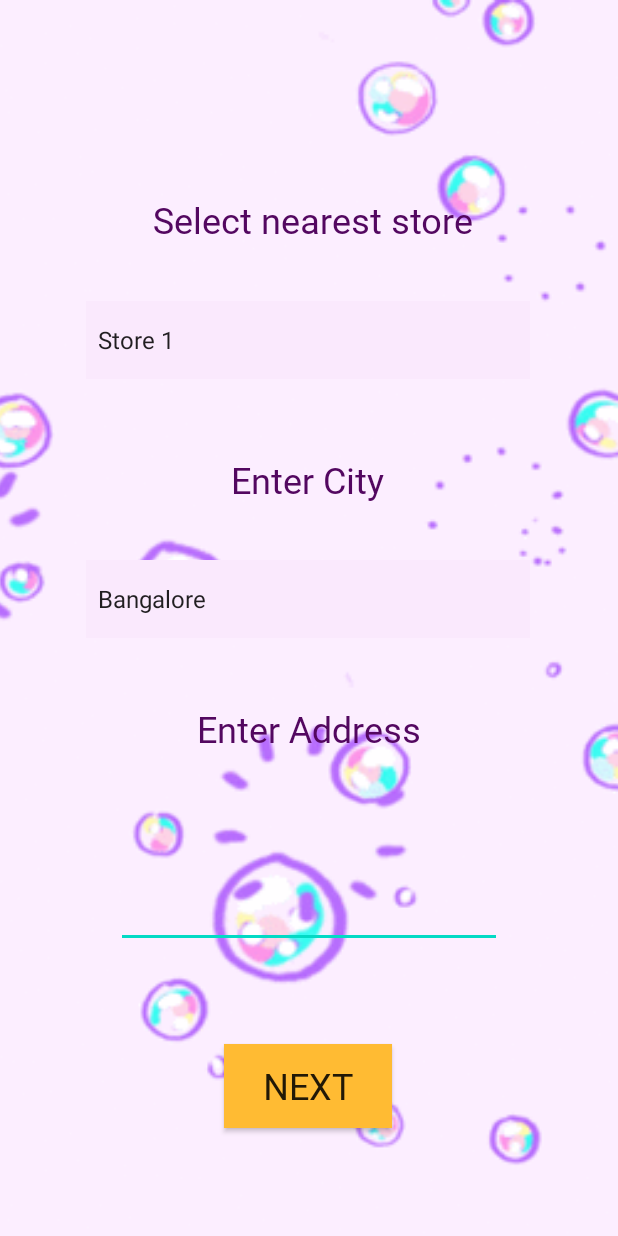
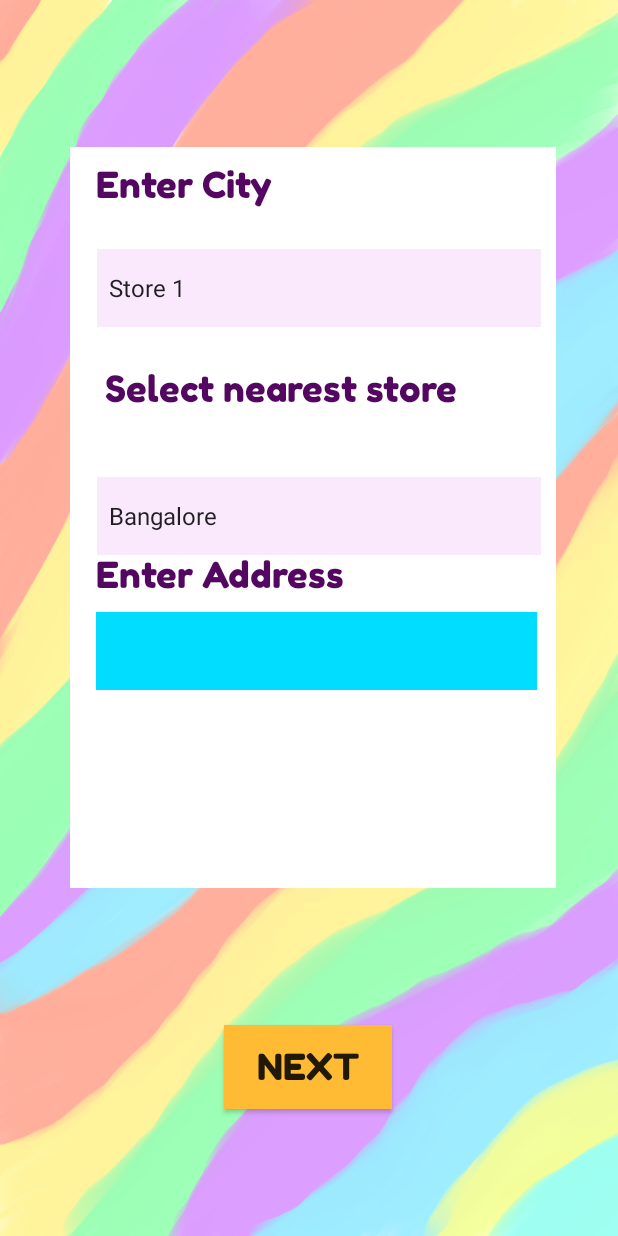
Before and after one commit to Deepanc7/Customice, an Android app: the Delivery screen opened directly, with no data from a screen before it, on a phone screen of 412 x 824 dp. Run offline under Robolectric (Android 15) with nearby library versions, the phone set to English and light mode, and no system bars; Roboto replaces fonts that are not available here.

Commit message:
changed background UI

```diff
--- a/app/src/main/res/layout/activity_delivery.xml
+++ b/app/src/main/res/layout/activity_delivery.xml
@@ -4,14 +4,27 @@
     xmlns:tools="http://schemas.android.com/tools"
     android:layout_width="match_parent"
     android:layout_height="match_parent"
+    android:background="@drawable/store_background"
     tools:context=".Delivery">
+
+    <ImageView
+        android:id="@+id/imageView4"
+        android:layout_width="324dp"
+        android:layout_height="494dp"
+        android:background="@color/white"
+        app:layout_constraintBottom_toBottomOf="parent"
+        app:layout_constraintEnd_toEndOf="parent"
+        app:layout_constraintHorizontal_bias="0.527"
+        app:layout_constraintStart_toStartOf="parent"
+        app:layout_constraintTop_toTopOf="parent"
+        app:layout_constraintVertical_bias="0.297" />
 
     <Button
         android:id="@+id/next_button3"
         android:layout_width="112dp"
         android:layout_height="56dp"
         android:background="@android:color/holo_orange_light"
-        android:fontFamily="@font/barriecito"
+        android:fontFamily="@font/fredoka_one"
         android:onClick="buttonClick"
         android:text="NEXT"
         android:textSize="24sp"
@@ -20,64 +33,49 @@
         app:layout_constraintHorizontal_bias="0.498"
         app:layout_constraintStart_toStartOf="parent"
         app:layout_constraintTop_toTopOf="parent"
-        app:layout_constraintVertical_bias="0.906" />
-
-    <pl.droidsonroids.gif.GifImageView
-        android:id="@+id/gifImageView2"
-        android:layout_width="match_parent"
-        android:layout_height="match_parent"
-        android:scaleType="centerCrop"
-        android:src="@drawable/background"
-        app:layout_constraintBottom_toBottomOf="parent"
-        app:layout_constraintEnd_toEndOf="parent"
-        app:layout_constraintHorizontal_bias="0.0"
-        app:layout_constraintStart_toStartOf="parent"
-        app:layout_constraintTop_toTopOf="parent"
-        app:layout_constraintVertical_bias="0.0"></pl.droidsonroids.gif.GifImageView>
+        app:layout_constraintVertical_bias="0.89" />
 
     <TextView
         android:id="@+id/textView13"
         android:layout_width="wrap_content"
         android:layout_height="wrap_content"
-        android:fontFamily="@font/covered_by_your_grace"
+        android:layout_marginTop="368dp"
+        android:fontFamily="@font/fredoka_one"
         android:text="Enter Address"
         android:textColor="#530760"
         android:textSize="24sp"
-        app:layout_constraintBottom_toBottomOf="@+id/gifImageView2"
         app:layout_constraintEnd_toEndOf="parent"
+        app:layout_constraintHorizontal_bias="0.26"
         app:layout_constraintStart_toStartOf="parent"
-        app:layout_constraintTop_toTopOf="parent"
-        app:layout_constraintVertical_bias="0.593" />
+        app:layout_constraintTop_toTopOf="parent" />
 
     <TextView
         android:id="@+id/textView10"
         android:layout_width="wrap_content"
         android:layout_height="wrap_content"
-        android:fontFamily="@font/covered_by_your_grace"
+        android:layout_marginTop="244dp"
+        android:fontFamily="@font/fredoka_one"
         android:text=" Select nearest store"
         android:textColor="#530760"
         android:textSize="24sp"
-        app:layout_constraintBottom_toBottomOf="@+id/gifImageView2"
         app:layout_constraintEnd_toEndOf="parent"
-        app:layout_constraintHorizontal_bias="0.497"
+        app:layout_constraintHorizontal_bias="0.374"
         app:layout_constraintStart_toStartOf="parent"
-        app:layout_constraintTop_toTopOf="parent"
-        app:layout_constraintVertical_bias="0.164" />
+        app:layout_constraintTop_toTopOf="parent" />
 
     <TextView
         android:id="@+id/textView11"
         android:layout_width="wrap_content"
         android:layout_height="wrap_content"
-        android:fontFamily="@font/covered_by_your_grace"
+        android:layout_marginTop="108dp"
+        android:fontFamily="@font/fredoka_one"
         android:text="Enter City"
         android:textColor="#530760"
         android:textSize="24sp"
-        app:layout_constraintBottom_toBottomOf="@+id/gifImageView2"
         app:layout_constraintEnd_toEndOf="parent"
-        app:layout_constraintHorizontal_bias="0.497"
+        app:layout_constraintHorizontal_bias="0.218"
         app:layout_constraintStart_toStartOf="parent"
-        app:layout_constraintTop_toTopOf="parent"
-        app:layout_constraintVertical_bias="0.383" />
+        app:layout_constraintTop_toTopOf="parent" />
 
     <Spinner
         android:id="@+id/dynamic_spinner3"
@@ -87,10 +85,10 @@
         android:popupBackground="#FAE9FD"
         app:layout_constraintBottom_toBottomOf="parent"
         app:layout_constraintEnd_toEndOf="parent"
-        app:layout_constraintHorizontal_bias="0.495"
+        app:layout_constraintHorizontal_bias="0.556"
         app:layout_constraintStart_toStartOf="parent"
         app:layout_constraintTop_toTopOf="parent"
-        app:layout_constraintVertical_bias="0.26" />
+        app:layout_constraintVertical_bias="0.215" />
 
     <Spinner
         android:id="@+id/dynamic_spinner4"
@@ -100,22 +98,22 @@
         android:popupBackground="#FAE9FD"
         app:layout_constraintBottom_toBottomOf="parent"
         app:layout_constraintEnd_toEndOf="parent"
-        app:layout_constraintHorizontal_bias="0.495"
+        app:layout_constraintHorizontal_bias="0.556"
         app:layout_constraintStart_toStartOf="parent"
         app:layout_constraintTop_toTopOf="parent"
-        app:layout_constraintVertical_bias="0.484" />
+        app:layout_constraintVertical_bias="0.412" />
 
     <EditText
         android:id="@+id/edit"
-        android:layout_width="257dp"
-        android:layout_height="77dp"
+        android:layout_width="294dp"
+        android:layout_height="52dp"
+        android:layout_marginStart="64dp"
+        android:layout_marginTop="408dp"
+        android:background="@android:color/holo_blue_bright"
         android:ems="10"
         android:inputType="textPersonName"
-        app:layout_constraintBottom_toBottomOf="@+id/gifImageView2"
-        app:layout_constraintEnd_toEndOf="@+id/gifImageView2"
         app:layout_constraintStart_toStartOf="parent"
-        app:layout_constraintTop_toTopOf="parent"
-        app:layout_constraintVertical_bias="0.743" />
+        app:layout_constraintTop_toTopOf="parent" />
 
 
 </androidx.constraintlayout.widget.ConstraintLayout>
```
Also changed, not shown: app/src/main/java/com/example/t_frag/fragment3.java (+7 -9 lines), app/src/main/res/layout/activity_bill.xml (+13 -6 lines), app/src/main/res/layout/activity_store.xml (+34 -33 lines), app/src/main/res/layout/activity_store2.xml (+23 -19 lines), app/src/main/res/layout/fragment3.xml (+8 -20 lines), app/src/main/res/drawable/store_background.png (added).
